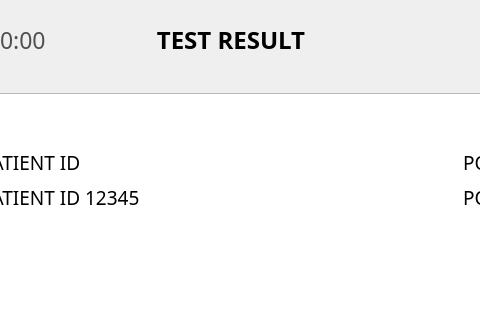
Before: the Qt Designer form ui/Review/ResultListViewWindow.ui in eguruno1/calth_reader, drawn with Qt 5; both pictures show x 279 to 759 and y 0 to 320 of the 1024 by 600 pixel window.
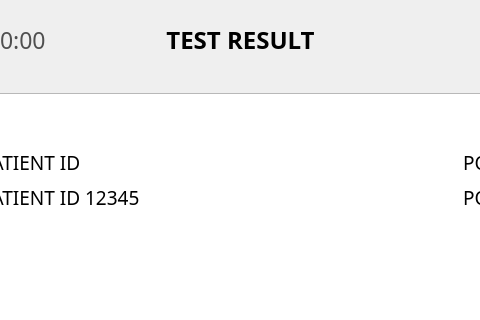
After: the same form once the commit is applied. Icons and pictures are not drawn.

Commit message: 타이틀 사이즈 조정

```diff
--- a/ui/Review/ResultListViewWindow.ui
+++ b/ui/Review/ResultListViewWindow.ui
@@ -411,9 +411,9 @@
    <widget class="QLabel" name="label_Title">
     <property name="geometry">
      <rect>
-      <x>420</x>
+      <x>399</x>
       <y>20</y>
-      <width>180</width>
+      <width>241</width>
       <height>40</height>
      </rect>
     </property>
```
Left out of the diff: 82 changed lines with no effect on the pictures.
